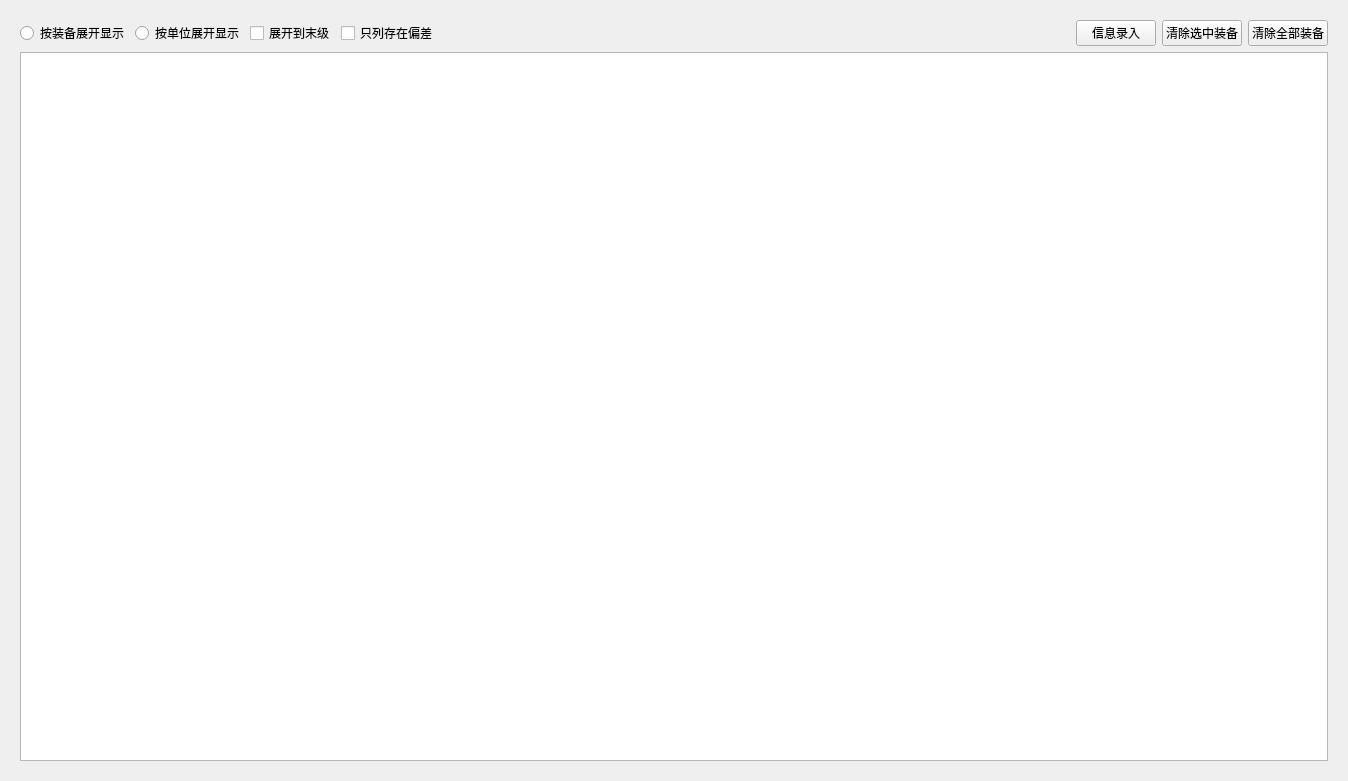
This is widgets/inquiry_result.ui in Belos10/Equip as Qt 5 draws it before an edit. The edited form follows.
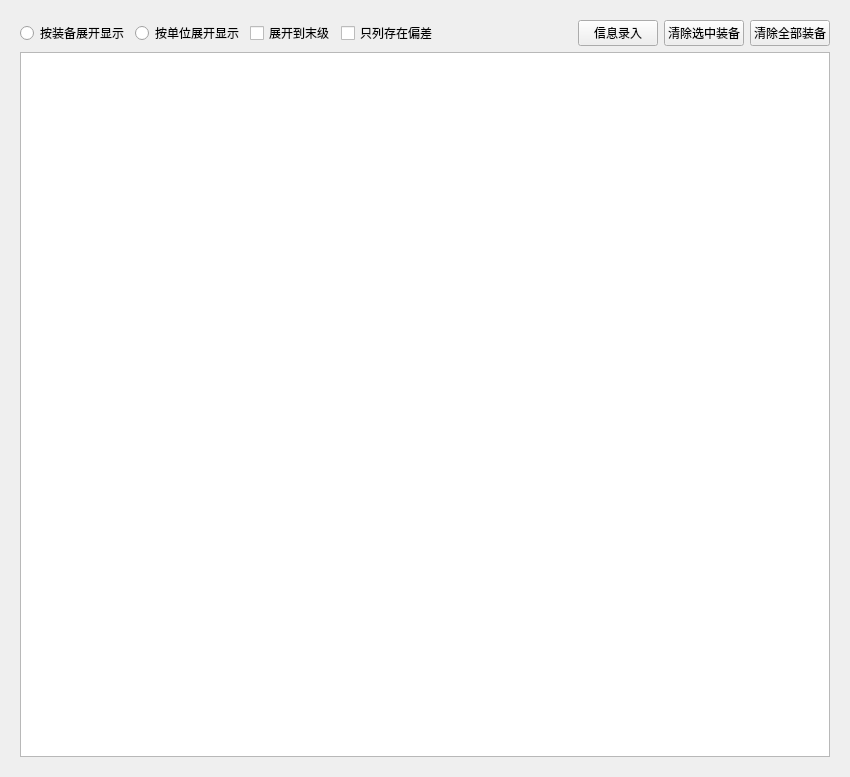
This is the edited form.

Patch:
```diff
--- a/widgets/inquiry_result.ui
+++ b/widgets/inquiry_result.ui
@@ -6,8 +6,8 @@
    <rect>
     <x>0</x>
     <y>0</y>
-    <width>1348</width>
-    <height>781</height>
+    <width>850</width>
+    <height>777</height>
    </rect>
   </property>
   <property name="windowTitle">
@@ -84,7 +84,14 @@
        </layout>
       </item>
       <item>
-       <widget class="QTableWidget" name="tw_inquryResult"/>
+       <widget class="QTableWidget" name="tw_inquiryResult">
+        <property name="sizePolicy">
+         <sizepolicy hsizetype="Preferred" vsizetype="Expanding">
+          <horstretch>0</horstretch>
+          <verstretch>0</verstretch>
+         </sizepolicy>
+        </property>
+       </widget>
       </item>
      </layout>
     </widget>
```
